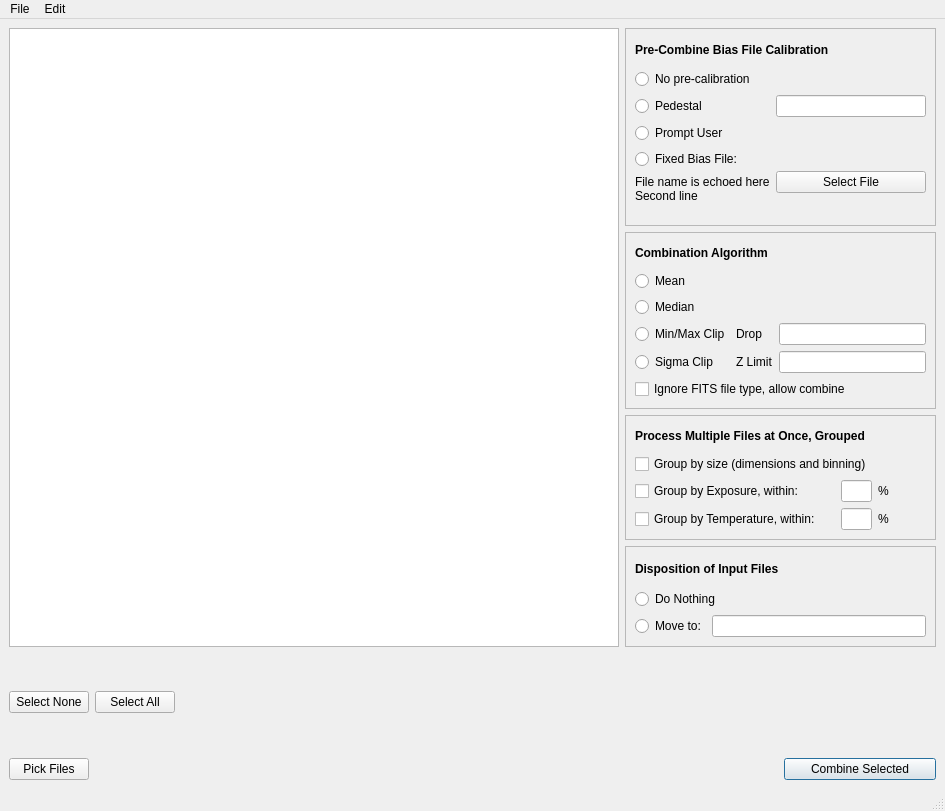
Old version of the form MainWindow.ui in the repository RMcDOttawa/MasterDarkMaker.
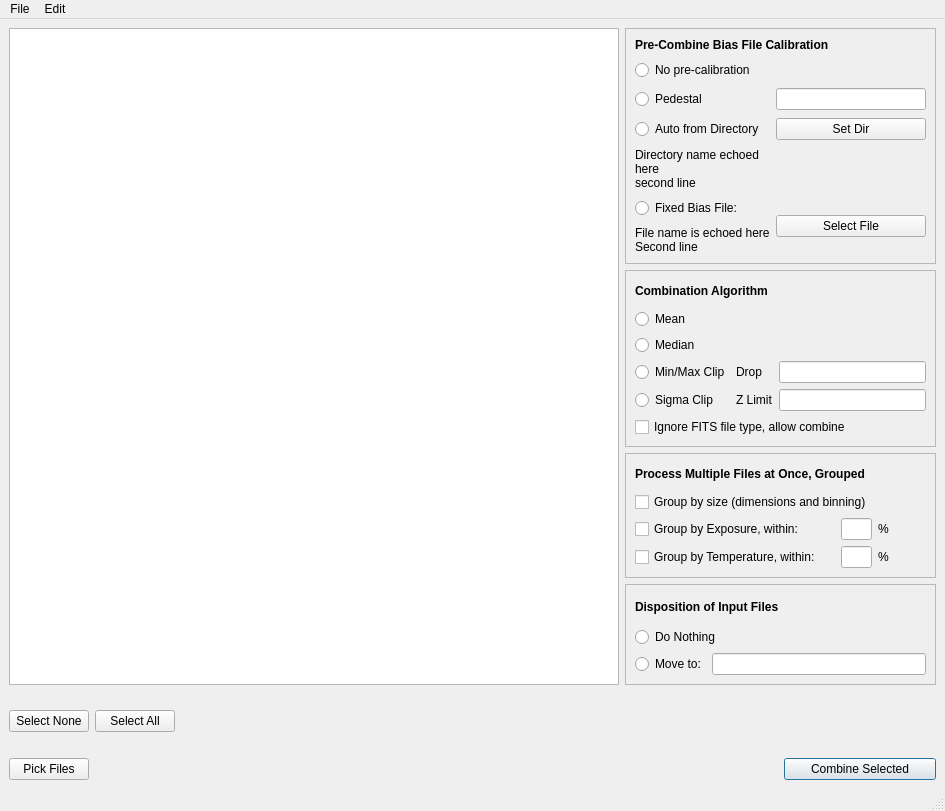
New version of the form.

Diff of the .ui file:
```diff
--- a/MainWindow.ui
+++ b/MainWindow.ui
@@ -62,14 +62,14 @@
      <widget class="QFrame" name="frame_2">
       <property name="minimumSize">
        <size>
-        <width>311</width>
-        <height>198</height>
+        <width>200</width>
+        <height>200</height>
        </size>
       </property>
       <property name="maximumSize">
        <size>
-        <width>311</width>
-        <height>198</height>
+        <width>9999</width>
+        <height>9999</height>
        </size>
       </property>
       <property name="frameShape">
@@ -79,6 +79,9 @@
        <enum>QFrame::Raised</enum>
       </property>
       <layout class="QGridLayout" name="gridLayout">
+       <property name="verticalSpacing">
+        <number>8</number>
+       </property>
        <item row="0" column="0" colspan="2">
         <widget class="QLabel" name="label_6">
          <property name="text">
@@ -115,11 +118,34 @@
           <string>Prompt user for a bias file for precalibration</string>
          </property>
          <property name="text">
-          <string>Prompt User</string>
+          <string>Auto from Directory</string>
+         </property>
+         <attribute name="buttonGroup">
+          <string notr="true">preCalibrationGroup</string>
+         </attribute>
+        </widget>
+       </item>
+       <item row="3" column="1">
+        <widget class="QPushButton" name="setAutoDirectory">
+         <property name="text">
+          <string>Set Dir</string>
          </property>
         </widget>
        </item>
        <item row="4" column="0">
+        <widget class="QLabel" name="autoDirectoryName">
+         <property name="text">
+          <string>&lt;html&gt;&lt;head/&gt;&lt;body&gt;&lt;p&gt;&lt;span style=&quot; font-size:9pt;&quot;&gt;Directory name echoed here&lt;br/&gt;second line&lt;/span&gt;&lt;/p&gt;&lt;/body&gt;&lt;/html&gt;</string>
+         </property>
+         <property name="alignment">
+          <set>Qt::AlignLeading|Qt::AlignLeft|Qt::AlignTop</set>
+         </property>
+         <property name="wordWrap">
+          <bool>true</bool>
+         </property>
+        </widget>
+       </item>
+       <item row="5" column="0">
         <widget class="QRadioButton" name="fixedPreCalFileRB">
          <property name="toolTip">
           <string>Use fixed bias file specified here for precalibration</string>
@@ -129,19 +155,19 @@
          </property>
         </widget>
        </item>
-       <item row="4" column="1" rowspan="2">
+       <item row="5" column="1" rowspan="2">
         <widget class="QPushButton" name="selectPreCalFile">
          <property name="text">
           <string>Select File</string>
          </property>
         </widget>
        </item>
-       <item row="5" column="0">
+       <item row="6" column="0">
         <widget class="QLabel" name="precalibrationPathDisplay">
          <property name="minimumSize">
           <size>
            <width>0</width>
-           <height>41</height>
+           <height>0</height>
           </size>
          </property>
          <property name="text">
```
Left out of the diff: 14 changed lines with no effect on the pictures.
